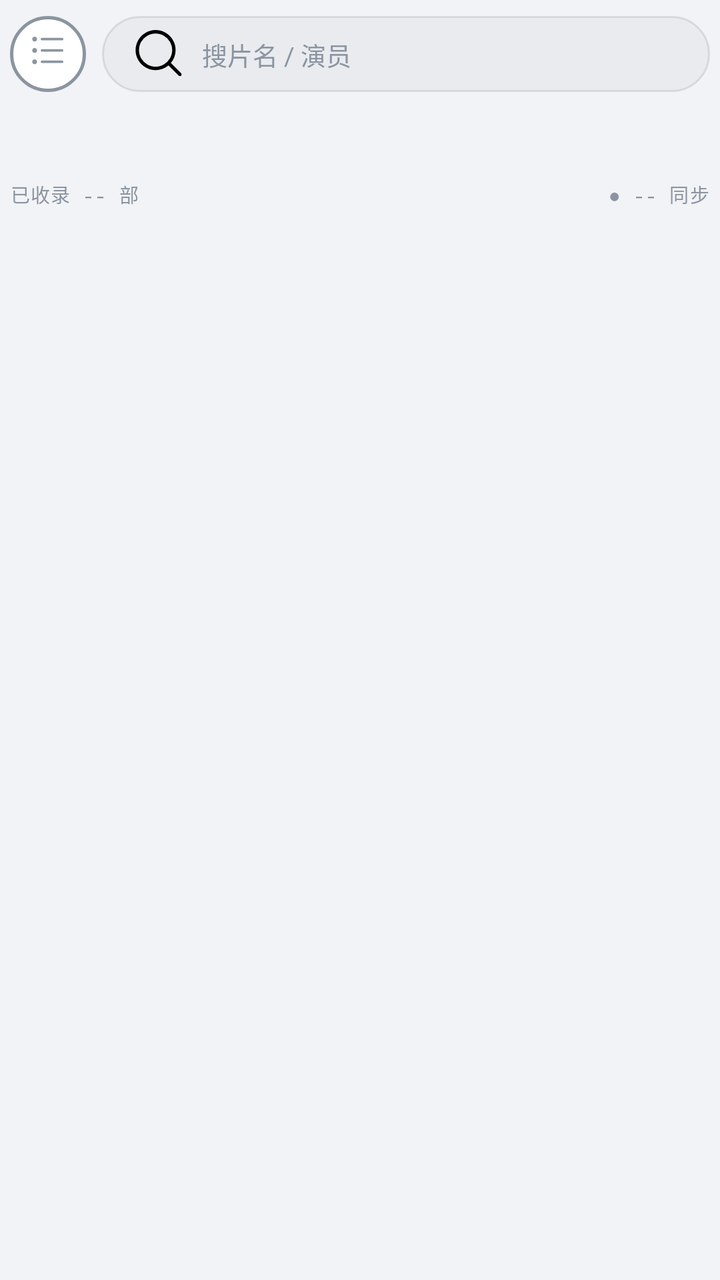
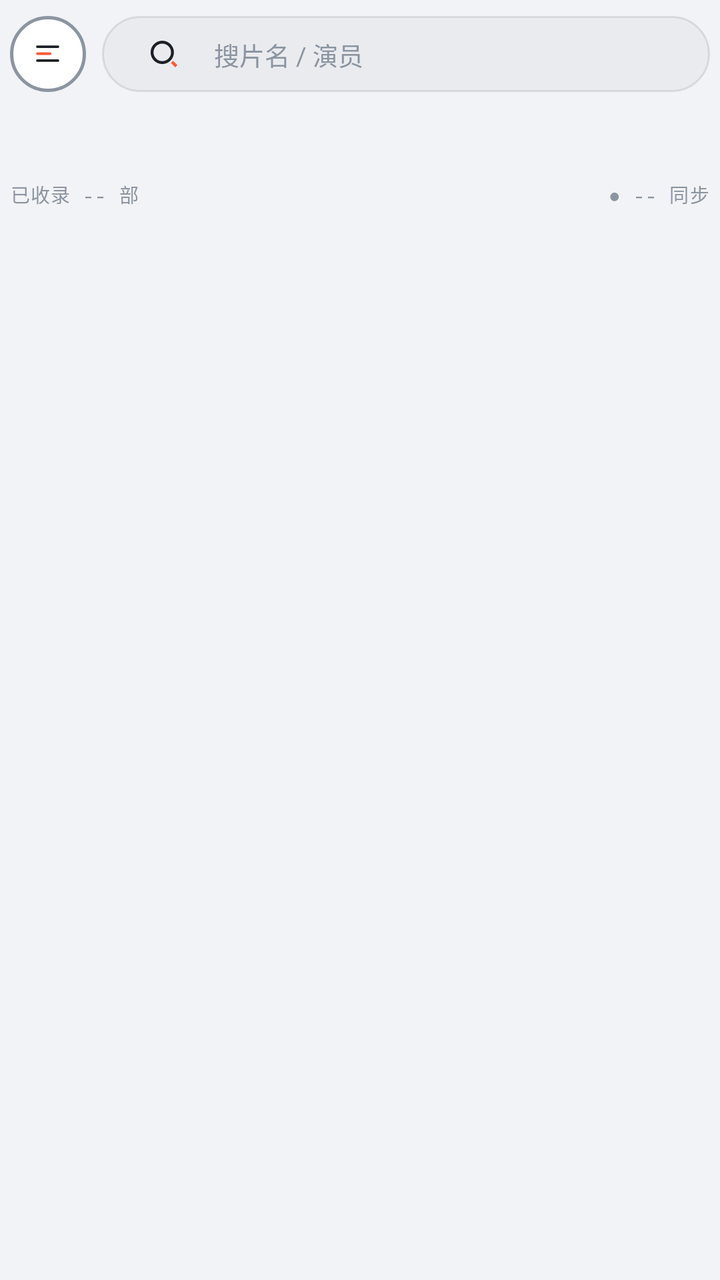

Two renders of the same Android screen: before a commit and after it. Below are the layout's source before the change and the commit's diff.
<!-- AndroidManifest.xml: application theme Theme.LateShow -->
<!-- res/layout/fragment_home.xml -->
<?xml version="1.0" encoding="utf-8"?>
<LinearLayout xmlns:android="http://schemas.android.com/apk/res/android"
    xmlns:app="http://schemas.android.com/apk/res-auto"
    android:layout_width="match_parent"
    android:layout_height="match_parent"
    android:orientation="vertical">

    
    <LinearLayout
        android:layout_width="match_parent"
        android:layout_height="wrap_content"
        android:orientation="horizontal"
        android:gravity="center_vertical"
        android:paddingLeft="5dp"
        android:paddingRight="5dp"
        android:paddingTop="8dp"
        android:paddingBottom="8dp">

        <FrameLayout
            android:id="@+id/btnSource"
            android:layout_width="38dp"
            android:layout_height="38dp"
            android:background="@drawable/bg_ring_off"
            android:contentDescription="切换源站">

            <androidx.appcompat.widget.AppCompatImageView
                android:id="@+id/btnSourceIcon"
                android:layout_width="17dp"
                android:layout_height="17dp"
                android:layout_gravity="center"
                app:srcCompat="@drawable/ic_menu_list"
                app:tint="@color/t3"
                android:contentDescription="源站菜单" />
        </FrameLayout>

        <EditText
            android:id="@+id/inputSearch"
            android:layout_width="0dp"
            android:layout_height="38dp"
            android:layout_weight="1"
            android:layout_marginLeft="8dp"
            android:paddingLeft="12dp"
            android:paddingRight="12dp"
            android:background="@drawable/bg_capsule"
            android:hint="搜片名 / 演员"
            android:textSize="12.5sp"
            android:textColor="@color/t1"
            android:textColorHint="@color/t3"
            android:maxLines="1"
            android:inputType="text"
            android:imeOptions="actionSearch"
            android:drawableStart="@drawable/ic_search_inset"
            android:drawablePadding="6dp" />
    </LinearLayout>

    
    <androidx.recyclerview.widget.RecyclerView
        android:id="@+id/chips"
        android:layout_width="match_parent"
        android:layout_height="30dp"
        android:paddingLeft="5dp"
        android:paddingRight="5dp"
        android:clipToPadding="false" />

    
    <LinearLayout
        android:layout_width="match_parent"
        android:layout_height="wrap_content"
        android:orientation="horizontal"
        android:paddingLeft="5dp"
        android:paddingRight="5dp"
        android:paddingTop="6dp"
        android:paddingBottom="6dp">

        <TextView
            android:id="@+id/metaCount"
            style="@style/MetaLabel"
            android:layout_width="0dp"
            android:layout_weight="1"
            android:layout_height="wrap_content"
            android:text="已收录 -- 部" />

        <TextView
            android:id="@+id/metaSync"
            style="@style/MetaLabel"
            android:layout_width="wrap_content"
            android:layout_height="wrap_content"
            android:text="● -- 同步" />
    </LinearLayout>

    
    <FrameLayout
        android:layout_width="match_parent"
        android:layout_height="0dp"
        android:layout_weight="1">

        <androidx.recyclerview.widget.RecyclerView
            android:id="@+id/grid"
            android:layout_width="match_parent"
            android:layout_height="match_parent"
            android:paddingTop="2dp"
            android:clipToPadding="false" />

        <com.google.android.material.floatingactionbutton.FloatingActionButton
            android:id="@+id/fabTop"
            android:layout_width="wrap_content"
            android:layout_height="wrap_content"
            android:layout_gravity="bottom|end"
            android:layout_margin="12dp"
            android:src="@drawable/ic_top"
            app:fabCustomSize="40dp"
            app:maxImageSize="18dp"
            app:backgroundTint="@color/ink700"
            app:tint="@color/t1"
            app:elevation="6dp"
            android:contentDescription="回到顶部"
            android:visibility="gone" />
    </FrameLayout>

    <TextView
        android:id="@+id/emptyView"
        android:layout_width="match_parent"
        android:layout_height="0dp"
        android:layout_weight="1"
        android:gravity="center"
        android:text="换个关键词试试\n试试片名、演员，或切回「全部」"
        android:textSize="13sp"
        android:textColor="@color/t2"
        android:visibility="gone" />
</LinearLayout>
<!-- resources referenced by this layout -->
<resources>
  <!-- drawable ic_menu_list (drawable) -->
  <?xml version="1.0" encoding="utf-8"?>
  <vector xmlns:android="http://schemas.android.com/apk/res/android"
      android:width="24dp" android:height="24dp"
      android:viewportWidth="1024" android:viewportHeight="1024">
      <path android:fillColor="#FF000000" android:pathData="M119.3 73.2ZM46.1 73.2Q46.1 104 67.2 125.2Q88.4 146.3 118.7 146.3Q149 146.3 170.7 125.2Q192.4 104 192.4 73.7Q192.4 43.4 170.7 21.7Q149 0 118.7 0Q88.4 0 67.2 21.7Q46.1 43.4 46.1 73.2ZM119.3 415ZM46.1 415Q46.1 445.9 67.2 467Q88.4 488.2 118.7 488.2Q149 488.2 170.7 467Q192.4 445.9 192.4 415Q192.4 384.1 170.7 363Q149 341.8 118.7 341.8Q88.4 341.8 67.2 363Q46.1 384.1 46.1 415ZM119.3 756.8ZM46.1 756.8Q46.1 786.5 67.2 808.3Q88.4 830 118.7 830Q149 830 170.7 808.3Q192.4 786.5 192.4 756.2Q192.4 725.9 170.7 704.8Q149 683.6 118.7 683.6Q88.4 683.6 67.2 704.8Q46.1 725.9 46.1 756.8ZM948.1 720.2H338.8Q323.9 720.2 313 731.1Q302.2 742 302.2 756.2Q302.2 770.5 313 782Q323.9 793.4 338.8 793.4H948.1Q963 793.4 973.8 782Q984.7 770.5 984.7 756.2Q984.7 742 973.8 731.1Q963 720.2 948.1 720.2ZM338.8 109.7H948.1Q963 109.7 973.8 98.9Q984.7 88 984.7 73.7Q984.7 59.4 973.8 48Q963 36.6 948.1 36.6H338.8Q323.9 36.6 313 48Q302.2 59.4 302.2 73.7Q302.2 88 313 98.9Q323.9 109.7 338.8 109.7ZM948.1 378.4H338.8Q323.9 378.4 313 389.3Q302.2 400.1 302.2 415Q302.2 429.9 313 440.7Q323.9 451.6 338.8 451.6H948.1Q963 451.6 973.8 440.7Q984.7 429.9 984.7 415Q984.7 400.1 973.8 389.3Q963 378.4 948.1 378.4Z"/>
  </vector>
  <!-- drawable ic_search_inset (drawable) -->
  <?xml version="1.0" encoding="utf-8"?>
  <inset xmlns:android="http://schemas.android.com/apk/res/android"
      android:drawable="@drawable/ic_search"
      android:insetLeft="4dp" android:insetRight="4dp"
      android:insetTop="5dp" android:insetBottom="5dp" />
  <!-- drawable ic_top (drawable) -->
  <?xml version="1.0" encoding="utf-8"?>
  <vector xmlns:android="http://schemas.android.com/apk/res/android"
      android:width="24dp" android:height="24dp"
      android:viewportWidth="1024" android:viewportHeight="1024">
      <path android:fillColor="#FF000000" android:pathData="M948.1 0H70.1Q55.2 0 44.4 10.9Q33.5 21.7 33.5 36.6Q33.5 51.4 44.4 62.3Q55.2 73.2 70.1 73.2H948.1Q963 73.2 973.8 62.3Q984.7 51.4 984.7 36.6Q984.7 21.7 973.8 10.9Q963 0 948.1 0ZM535.4 229.8Q525.1 218.4 510.2 218.4Q495.4 218.4 485.1 229.8L240.4 473.3Q230.2 483.6 230.2 498.4Q230.2 513.3 241 524.2Q251.9 535 266.7 535Q281.6 535 291.9 524.7L472.5 344.1V865.4Q472.5 880.3 483.4 891.1Q494.2 902 509.1 902Q524 902 534.8 891.1Q545.7 880.3 545.7 865.4V344.1L726.3 524.7Q735.5 533.9 752.6 533.9Q769.8 533.9 780 523.6Q790.3 513.3 790.3 498.4Q790.3 483.6 780 473.3Z"/>
  </vector>
  <!-- drawable ic_search (drawable) -->
  <?xml version="1.0" encoding="utf-8"?>
  <vector xmlns:android="http://schemas.android.com/apk/res/android"
      android:width="24dp" android:height="24dp"
      android:viewportWidth="1024" android:viewportHeight="1024">
      <path android:fillColor="#FF000000" android:pathData="M1004.1 919.2 786.9 701.9Q834.9 647.1 861.2 575.6Q887.5 504.2 887.5 426.4Q887.5 312.1 828.1 211.5Q772 115.5 674.9 58.3Q575.4 0 460.5 0Q345.6 0 246.2 59.4Q149 116.6 91.8 213.8Q33.5 314.4 33.5 429.3Q33.5 544.2 91.8 643.6Q149 740.8 246.2 796.8Q345.6 856.3 459.9 856.3Q536.5 856.3 608.6 828.8Q677.2 803.7 735.5 755.7L952.7 972.9Q963 983.2 980.1 983.2Q997.3 983.2 1006.4 972.9Q1014.4 961.4 1013.8 946Q1013.3 930.6 1004.1 919.2ZM459.9 783.1Q363.9 783.1 281.6 733.9Q201.6 687.1 154.7 607.1Q106.7 524.7 106.7 428.7Q106.7 332.7 154.7 250.4Q201.6 170.3 281.6 123.5Q363.9 75.5 459.9 75.5Q556 75.5 638.3 123.5Q718.3 170.3 765.2 250.4Q814.3 332.7 814.3 428.7Q814.3 524.7 765.2 607.1Q718.3 687.1 638.3 733.9Q556 783.1 459.9 783.1Z"/>
  </vector>
  <!-- unchanged entries left out for length: 14 -->
</resources>

<!-- the commit's change to res/layout/fragment_home.xml (unified diff, before → after) -->
@@ -29,7 +29,6 @@
                 android:layout_height="17dp"
                 android:layout_gravity="center"
                 app:srcCompat="@drawable/ic_menu_list"
-                app:tint="@color/t3"
                 android:contentDescription="源站菜单" />
         </FrameLayout>
 
<!-- resource entries referenced after the edit -->
@@ -2,31 +2,121 @@
 <resources>
   <!-- drawable ic_menu_list (drawable) -->
   <?xml version="1.0" encoding="utf-8"?>
-  <vector xmlns:android="http://schemas.android.com/apk/res/android"
-      android:width="24dp" android:height="24dp"
-      android:viewportWidth="1024" android:viewportHeight="1024">
-      <path android:fillColor="#FF000000" android:pathData="M119.3 73.2ZM46.1 73.2Q46.1 104 67.2 125.2Q88.4 146.3 118.7 146.3Q149 146.3 170.7 125.2Q192.4 104 192.4 73.7Q192.4 43.4 170.7 21.7Q149 0 118.7 0Q88.4 0 67.2 21.7Q46.1 43.4 46.1 73.2ZM119.3 415ZM46.1 415Q46.1 445.9 67.2 467Q88.4 488.2 118.7 488.2Q149 488.2 170.7 467Q192.4 445.9 192.4 415Q192.4 384.1 170.7 363Q149 341.8 118.7 341.8Q88.4 341.8 67.2 363Q46.1 384.1 46.1 415ZM119.3 756.8ZM46.1 756.8Q46.1 786.5 67.2 808.3Q88.4 830 118.7 830Q149 830 170.7 808.3Q192.4 786.5 192.4 756.2Q192.4 725.9 170.7 704.8Q149 683.6 118.7 683.6Q88.4 683.6 67.2 704.8Q46.1 725.9 46.1 756.8ZM948.1 720.2H338.8Q323.9 720.2 313 731.1Q302.2 742 302.2 756.2Q302.2 770.5 313 782Q323.9 793.4 338.8 793.4H948.1Q963 793.4 973.8 782Q984.7 770.5 984.7 756.2Q984.7 742 973.8 731.1Q963 720.2 948.1 720.2ZM338.8 109.7H948.1Q963 109.7 973.8 98.9Q984.7 88 984.7 73.7Q984.7 59.4 973.8 48Q963 36.6 948.1 36.6H338.8Q323.9 36.6 313 48Q302.2 59.4 302.2 73.7Q302.2 88 313 98.9Q323.9 109.7 338.8 109.7ZM948.1 378.4H338.8Q323.9 378.4 313 389.3Q302.2 400.1 302.2 415Q302.2 429.9 313 440.7Q323.9 451.6 338.8 451.6H948.1Q963 451.6 973.8 440.7Q984.7 429.9 984.7 415Q984.7 400.1 973.8 389.3Q963 378.4 948.1 378.4Z"/>
-  </vector>
+  <animated-vector xmlns:android="http://schemas.android.com/apk/res/android"
+      xmlns:aapt="http://schemas.android.com/aapt">
+      <aapt:attr name="android:drawable">
+          <vector
+              android:width="24dp"
+              android:height="24dp"
+              android:viewportWidth="24"
+              android:viewportHeight="24">
+              <path
+                  android:strokeColor="@color/t1"
+                  android:strokeWidth="1.8"
+                  android:strokeLineCap="round"
+                  android:pathData="M4.75,7.1H19.25" />
+              <group android:name="gMid">
+                  <path
+                      android:strokeColor="@color/acc"
+                      android:strokeWidth="1.8"
+                      android:strokeLineCap="round"
+                      android:pathData="M4.75,12H13.75" />
+              </group>
+              <path
+                  android:strokeColor="@color/t1"
+                  android:strokeWidth="1.8"
+                  android:strokeLineCap="round"
+                  android:pathData="M4.75,16.9H19.25" />
+          </vector>
+      </aapt:attr>
+      <target android:name="gMid">
+          <aapt:attr name="android:animation">
+              <objectAnimator
+                  android:duration="1000"
+                  android:interpolator="@android:interpolator/decelerate_quad"
+                  android:propertyName="translationX"
+                  android:repeatCount="infinite"
+                  android:repeatMode="reverse"
+                  android:valueFrom="0"
+                  android:valueTo="2.6" />
+          </aapt:attr>
+      </target>
+  </animated-vector>
   <!-- drawable ic_search_inset (drawable) -->
   <?xml version="1.0" encoding="utf-8"?>
   <inset xmlns:android="http://schemas.android.com/apk/res/android"
       android:drawable="@drawable/ic_search"
-      android:insetLeft="4dp" android:insetRight="4dp"
-      android:insetTop="5dp" android:insetBottom="5dp" />
+      android:insetLeft="9dp" android:insetRight="9dp"
+      android:insetTop="9dp" android:insetBottom="9dp" />
   <!-- drawable ic_top (drawable) -->
   <?xml version="1.0" encoding="utf-8"?>
-  <vector xmlns:android="http://schemas.android.com/apk/res/android"
-      android:width="24dp" android:height="24dp"
-      android:viewportWidth="1024" android:viewportHeight="1024">
-      <path android:fillColor="#FF000000" android:pathData="M948.1 0H70.1Q55.2 0 44.4 10.9Q33.5 21.7 33.5 36.6Q33.5 51.4 44.4 62.3Q55.2 73.2 70.1 73.2H948.1Q963 73.2 973.8 62.3Q984.7 51.4 984.7 36.6Q984.7 21.7 973.8 10.9Q963 0 948.1 0ZM535.4 229.8Q525.1 218.4 510.2 218.4Q495.4 218.4 485.1 229.8L240.4 473.3Q230.2 483.6 230.2 498.4Q230.2 513.3 241 524.2Q251.9 535 266.7 535Q281.6 535 291.9 524.7L472.5 344.1V865.4Q472.5 880.3 483.4 891.1Q494.2 902 509.1 902Q524 902 534.8 891.1Q545.7 880.3 545.7 865.4V344.1L726.3 524.7Q735.5 533.9 752.6 533.9Q769.8 533.9 780 523.6Q790.3 513.3 790.3 498.4Q790.3 483.6 780 473.3Z"/>
-  </vector>
+  <animated-vector xmlns:android="http://schemas.android.com/apk/res/android"
+      xmlns:aapt="http://schemas.android.com/aapt">
+      <aapt:attr name="android:drawable">
+          <vector
+              android:width="24dp"
+              android:height="24dp"
+              android:viewportWidth="24"
+              android:viewportHeight="24">
+              <group android:name="gSlide">
+                  <path
+                      android:fillColor="@color/t1"
+                      android:fillType="evenOdd"
+                      android:pathData="M17.358,11.368a0.714,0.714 0 0 0-0.092-1.006L12.99,6.798a0.71,0.71 0 0 0-0.778-0.102a0.708,0.708 0 0 0-0.155,0.102L7.78,10.362a0.714,0.714 0 1 0 0.915,1.097l3.078,-2.565v7.731a0.75,0.75 0 0 0 1.5,0v-7.73l3.079,2.564a0.714,0.714 0 0 0 1.006,-0.091z" />
+              </group>
+          </vector>
+      </aapt:attr>
+      <target android:name="gSlide">
+          <aapt:attr name="android:animation">
+              <objectAnimator
+                  android:duration="1000"
+                  android:interpolator="@android:interpolator/decelerate_quad"
+                  android:propertyName="translationY"
+                  android:repeatCount="infinite"
+                  android:repeatMode="reverse"
+                  android:valueFrom="0"
+                  android:valueTo="2" />
+          </aapt:attr>
+      </target>
+  </animated-vector>
   <!-- drawable ic_search (drawable) -->
   <?xml version="1.0" encoding="utf-8"?>
-  <vector xmlns:android="http://schemas.android.com/apk/res/android"
-      android:width="24dp" android:height="24dp"
-      android:viewportWidth="1024" android:viewportHeight="1024">
-      <path android:fillColor="#FF000000" android:pathData="M1004.1 919.2 786.9 701.9Q834.9 647.1 861.2 575.6Q887.5 504.2 887.5 426.4Q887.5 312.1 828.1 211.5Q772 115.5 674.9 58.3Q575.4 0 460.5 0Q345.6 0 246.2 59.4Q149 116.6 91.8 213.8Q33.5 314.4 33.5 429.3Q33.5 544.2 91.8 643.6Q149 740.8 246.2 796.8Q345.6 856.3 459.9 856.3Q536.5 856.3 608.6 828.8Q677.2 803.7 735.5 755.7L952.7 972.9Q963 983.2 980.1 983.2Q997.3 983.2 1006.4 972.9Q1014.4 961.4 1013.8 946Q1013.3 930.6 1004.1 919.2ZM459.9 783.1Q363.9 783.1 281.6 733.9Q201.6 687.1 154.7 607.1Q106.7 524.7 106.7 428.7Q106.7 332.7 154.7 250.4Q201.6 170.3 281.6 123.5Q363.9 75.5 459.9 75.5Q556 75.5 638.3 123.5Q718.3 170.3 765.2 250.4Q814.3 332.7 814.3 428.7Q814.3 524.7 765.2 607.1Q718.3 687.1 638.3 733.9Q556 783.1 459.9 783.1Z"/>
-  </vector>
+  <animated-vector xmlns:android="http://schemas.android.com/apk/res/android"
+      xmlns:aapt="http://schemas.android.com/aapt">
+      <aapt:attr name="android:drawable">
+          <vector
+              android:width="20dp"
+              android:height="20dp"
+              android:viewportWidth="24"
+              android:viewportHeight="24">
+              <group
+                  android:name="gFlip"
+                  android:pivotX="12"
+                  android:pivotY="12">
+                  <path
+                      android:fillColor="@color/t1"
+                      android:fillType="evenOdd"
+                      android:pathData="M5.71,11.025a5.25,5.25 0 1 0 10.5,0a5.25,5.25 0 1 0-10.5,0zM10.96,4.025a7,7 0 1 0 0,14a7,7 0 1 0 0,-14z" />
+                  <path
+                      android:strokeColor="@color/acc"
+                      android:strokeWidth="1.839"
+                      android:pathData="M16.79,16.73L19.39,19.33" />
+              </group>
+          </vector>
+      </aapt:attr>
+      <target android:name="gFlip">
+          <aapt:attr name="android:animation">
+              <objectAnimator
+                  android:duration="1500"
+                  android:interpolator="@android:interpolator/anticipate_overshoot"
+                  android:propertyName="rotation"
+                  android:repeatCount="infinite"
+                  android:repeatMode="reverse"
+                  android:valueFrom="-16"
+                  android:valueTo="16" />
+          </aapt:attr>
+      </target>
+  </animated-vector>
   <!-- unchanged entries left out for length: 14 -->
 </resources>
 
